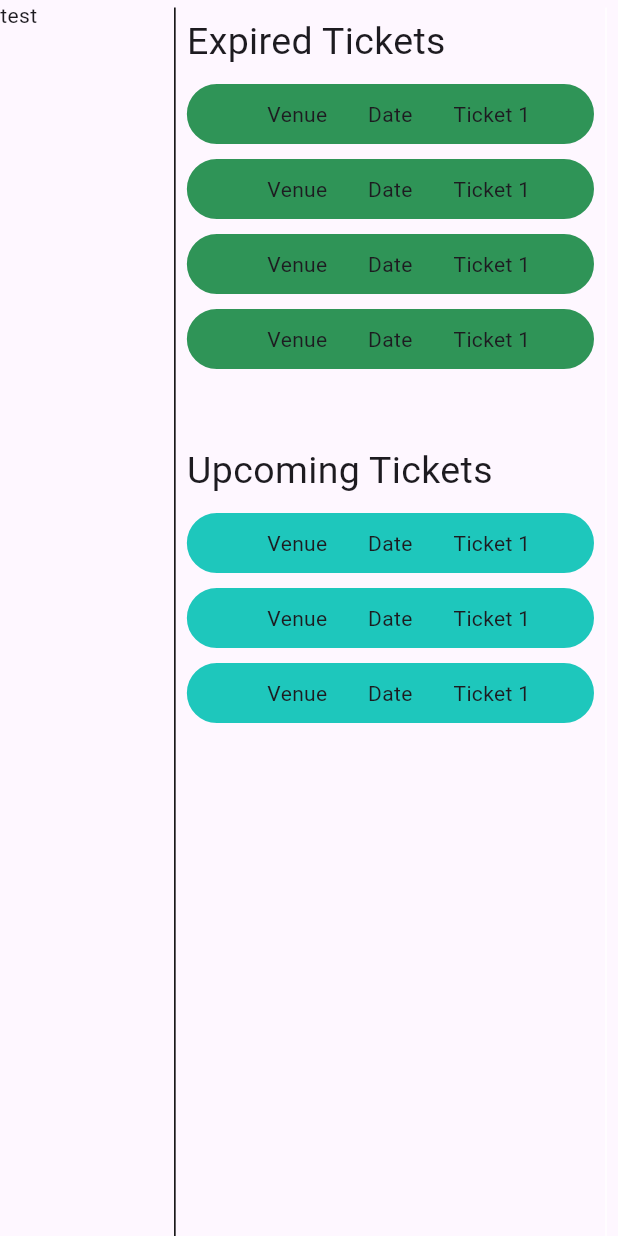
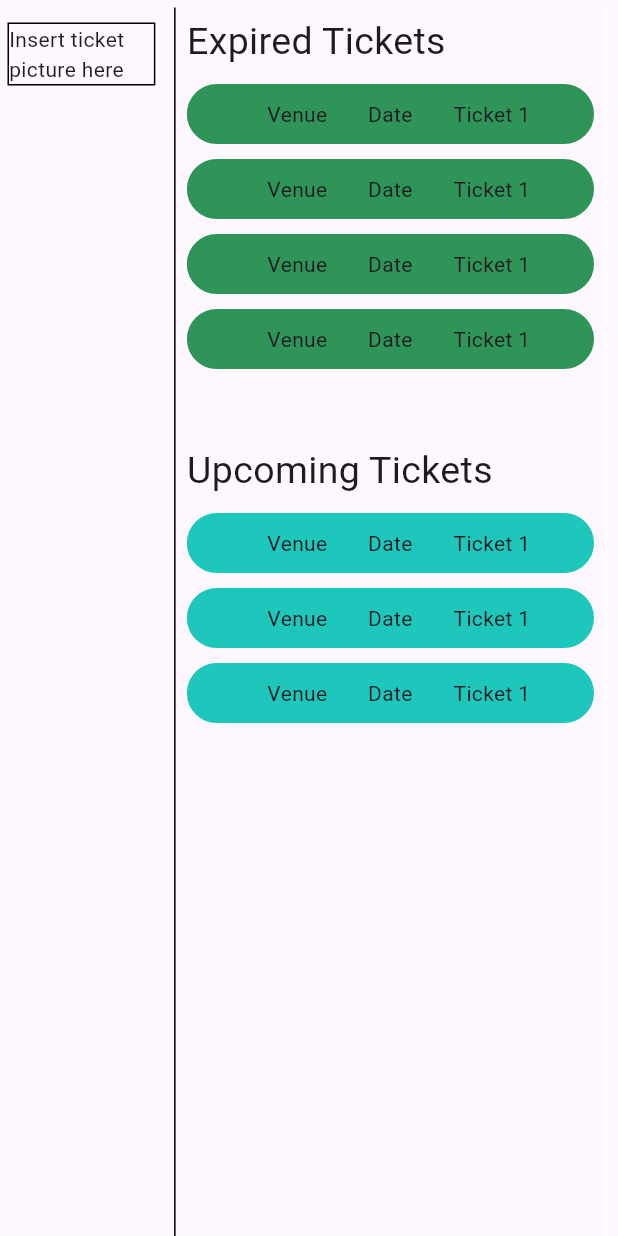
Before and after one commit to NDimish/HelioLunares, a Flutter app: the screen it shows after launch, on a phone screen of 412 x 824 dp. Run offline on Flutter 3.47's test engine with Material 2 defaults, Android fonts, the phone set to English and light mode, and no system bars.

Commit message:
- adding padding to the left panel

```diff
--- a/frontend/lib/screens/user_bought_ticket_screen.dart
+++ b/frontend/lib/screens/user_bought_ticket_screen.dart
@@ -110,10 +110,28 @@ class _UserBoughtTicketScreenState extends State<UserBoughtTicketScreen> {
         Expanded(
           flex: 2,
           child: Column(
-            crossAxisAlignment: CrossAxisAlignment.stretch,
+            // crossAxisAlignment: CrossAxisAlignment.stretch,
             mainAxisAlignment: MainAxisAlignment.start,
-            children: const [
-              Text('test')
+            children:  [
+
+              const SizedBox(height: 10),
+
+              Padding(
+                padding: const EdgeInsets.all(5.0),
+                child: Container(
+                  decoration: BoxDecoration(
+                    border: Border.all(
+                      color: Colors.black,
+                      width: 1
+                    ),
+                  ),
+                  child: Text('Insert ticket picture here'),
+                ),
+              )
+
+
+
+
             ],
           ),
         ),
@@ -151,7 +169,9 @@ class _UserBoughtTicketScreenState extends State<UserBoughtTicketScreen> {
                 decoration: BoxDecoration(
                   color: const Color.fromARGB(255, 47, 148, 87),
                   border: Border.all(
-                      width: 10, color: const Color.fromARGB(255, 47, 148, 87)),
+                    width: 10,
+                    color: const Color.fromARGB(255, 47, 148, 87)
+                  ),
                   borderRadius: BorderRadius.circular(20),
                 ),
                 child: Row(
```
